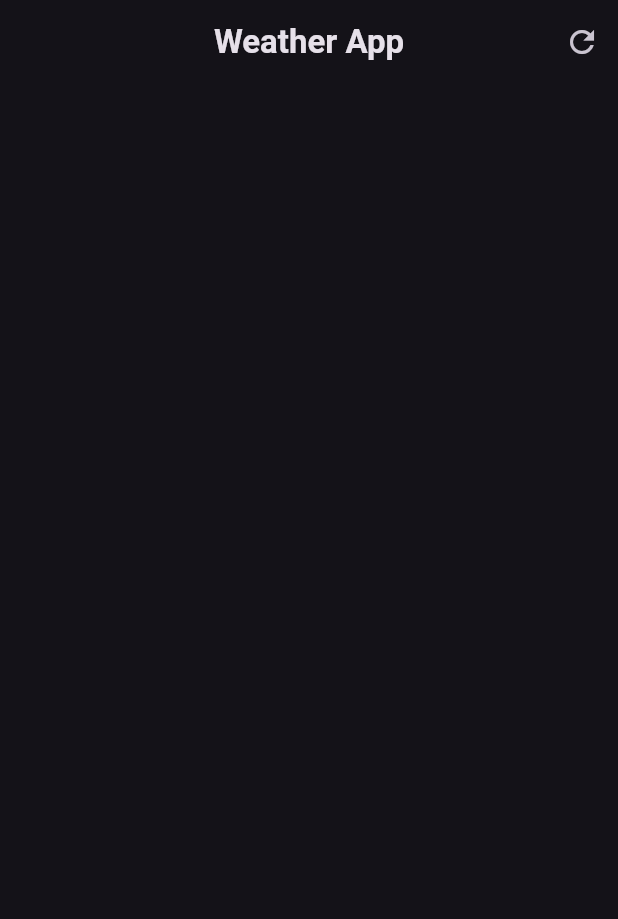
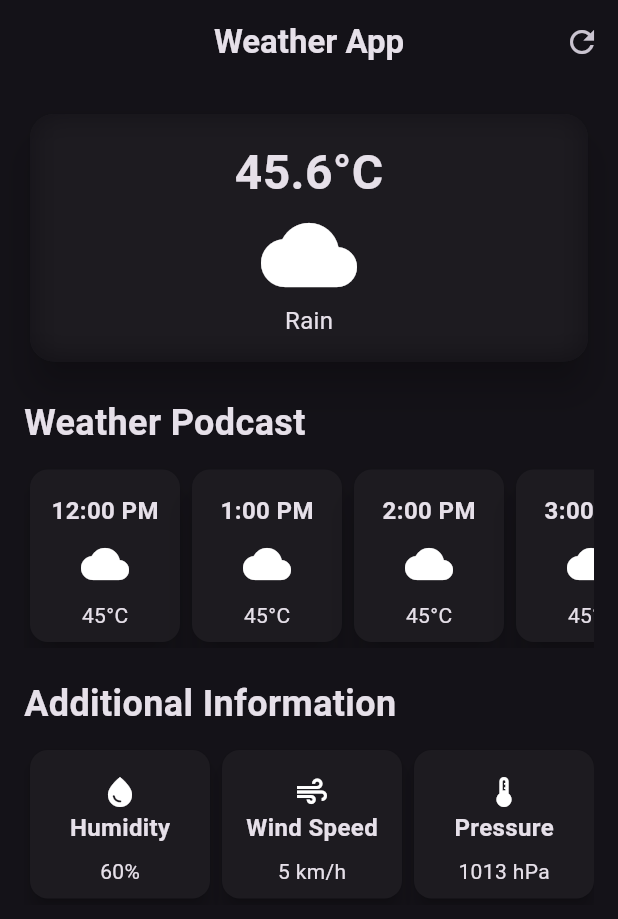
Before and after one commit to krdks11/Weather-App, a Flutter app: the screen it shows after launch, on a phone screen of 412 x 824 dp. Shown: the top 919 px of the screen. Run offline on Flutter 3.47's test engine with Material 3 defaults, Android fonts, the phone set to English and light mode, and no system bars.

Commit message:
added the ui for appbar,weather forecast,additional information

```diff
--- /dev/null
+++ b/lib/additional_information_item.dart
@@ -0,0 +1,44 @@
+import 'package:flutter/material.dart';
+
+class AdditionalInfoItem extends StatelessWidget {
+  final IconData icon;
+  final String lable;
+  final String value;
+  const AdditionalInfoItem({
+    super.key,
+    required this.icon,
+    required this.lable,
+    required this.value,
+  });
+  @override
+  Widget build(BuildContext context) {
+    return Card(
+      elevation: 5,
+      child: Container(
+        width: 120,
+        padding: const EdgeInsets.all(8.0),
+        decoration: BoxDecoration(
+          borderRadius: BorderRadius.circular(10),
+        ),
+        child: Column(
+          children: [
+            const SizedBox(height: 8),
+            // Icon(Icons.water_drop, size: 32),
+            Icon(icon),
+            Text(
+              lable,
+              style: TextStyle(fontSize: 16, fontWeight: FontWeight.bold),
+            ),
+            const SizedBox(height: 8),
+            Text(
+              value,
+              style: TextStyle(
+                fontSize: 14,
+              ),
+            ),
+          ],
+        ),
+      ),
+    );
+  }
+}
--- /dev/null
+++ b/lib/hourly_forecast_item.dart
@@ -0,0 +1,43 @@
+import 'package:flutter/material.dart';
+
+class HourlyForecastItem extends StatelessWidget {
+  final String hour;
+  final IconData icon;
+  final String temperature;
+  const HourlyForecastItem({
+    super.key,
+    required this.hour,
+    required this.icon,
+    required this.temperature,
+  });
+
+  @override
+  Widget build(BuildContext context) {
+    return Card(
+      elevation: 10,
+      child: Container(
+        width: 100,
+        padding: const EdgeInsets.all(8.0),
+        decoration: BoxDecoration(
+          borderRadius: BorderRadius.circular(10),
+        ),
+        child: Column(
+          children: [
+            const SizedBox(height: 8),
+            Text(hour,
+                style: TextStyle(fontSize: 16, fontWeight: FontWeight.bold)),
+            const SizedBox(height: 8),
+            Icon(icon, size: 32),
+            const SizedBox(height: 8),
+            Text(
+              temperature,
+              style: TextStyle(
+                fontSize: 14,
+              ),
+            ),
+          ],
+        ),
+      ),
+    );
+  }
+}
--- a/lib/main.dart
+++ b/lib/main.dart
@@ -12,7 +12,7 @@ class MyApp extends StatelessWidget {
   Widget build(BuildContext context) {
     return MaterialApp(
       debugShowCheckedModeBanner: false,
-      theme:ThemeData.dark(useMaterial3: true),
+      theme: ThemeData.dark(useMaterial3: true),
       home: const WeatherScreen(),
     );
   }
--- a/lib/weather_screen.dart
+++ b/lib/weather_screen.dart
@@ -1,27 +1,149 @@
 import 'package:flutter/material.dart';
+import 'package:weather_app/additional_information_item.dart';
+import 'dart:ui';
 
-
+import 'package:weather_app/hourly_forecast_item.dart';
 
 class WeatherScreen extends StatelessWidget {
   const WeatherScreen({super.key});
 
   @override
   Widget build(BuildContext context) {
-    return  Scaffold(
+    return Scaffold(
       appBar: AppBar(
-      title:Text('Weather App',style: TextStyle(
+        title: Text(
+          'Weather App',
+          style: TextStyle(
             fontWeight: FontWeight.bold,
           ),
         ),
         centerTitle: true,
         actions: [
           IconButton(
-          onPressed: (){},
+            onPressed: () {},
             icon: const Icon(Icons.refresh),
           ),
         ],
       ),
-
+      body: Padding(
+        padding: const EdgeInsets.all(16.0),
+        child: Column(
+          crossAxisAlignment: CrossAxisAlignment.start,
+          children: [
+            SizedBox(
+              width: double.infinity,
+              child: Card(
+                elevation: 10,
+                shape: RoundedRectangleBorder(
+                  borderRadius: BorderRadius.circular(16),
+                ),
+                child: ClipRRect(
+                  borderRadius: BorderRadius.circular(16),
+                  child: BackdropFilter(
+                    filter: ImageFilter.blur(sigmaX: 10, sigmaY: 10),
+                    child: Padding(
+                      padding: const EdgeInsets.all(16.0),
+                      child: Column(
+                        children: [
+                          Text(
+                            '45.6°C',
+                            style: TextStyle(
+                                fontSize: 32, fontWeight: FontWeight.bold),
+                          ),
+                          Icon(Icons.cloud, size: 64),
+                          Text('Rain', style: TextStyle(fontSize: 16)),
+                        ],
+                      ),
+                    ),
+                  ),
+                ),
+              ),
+            ),
+            const SizedBox(height: 20),
+            const Text(
+              'Weather Podcast',
+              style: TextStyle(fontSize: 24, fontWeight: FontWeight.bold),
+            ),
+            const SizedBox(height: 10),
+            const SingleChildScrollView(
+              scrollDirection: Axis.horizontal,
+              child: Row(
+                children: [
+                  HourlyForecastItem(
+                    hour: '12:00 PM',
+                    icon: Icons.cloud,
+                    temperature: '45°C',
+                  ),
+                  HourlyForecastItem(
+                    hour: '1:00 PM',
+                    icon: Icons.cloud,
+                    temperature: '45°C',
+                  ),
+                  HourlyForecastItem(
+                    hour: '2:00 PM',
+                    icon: Icons.cloud,
+                    temperature: '45°C',
+                  ),
+                  HourlyForecastItem(
+                    hour: '3:00 PM',
+                    icon: Icons.cloud,
+                    temperature: '45°C',
+                  ),
+                  HourlyForecastItem(
+                    hour: '4:00 PM',
+                    icon: Icons.cloud,
+                    temperature: '45°C',
+                  ),
+                  HourlyForecastItem(
+                    hour: '5:00 PM',
+                    icon: Icons.cloud,
+                    temperature: '45°C',
+                  ),
+                  HourlyForecastItem(
+                    hour: '6:00 PM',
+                    icon: Icons.cloud,
+                    temperature: '45°C',
+                  ),
+                  HourlyForecastItem(
+                    hour: '7:00 PM',
+                    icon: Icons.cloud,
+                    temperature: '45°C',
+                  ),
+                ],
+              ),
+            ),
+            const SizedBox(height: 20),
+            const Text(
+              'Additional Information',
+              style: TextStyle(fontSize: 24, fontWeight: FontWeight.bold),
+            ),
+            const SizedBox(height: 10),
+            const SingleChildScrollView(
+              scrollDirection: Axis.horizontal,
+              child: Row(
+                mainAxisAlignment: MainAxisAlignment.spaceAround,
+                children: [
+                  AdditionalInfoItem(
+                    icon: Icons.water_drop,
+                    lable: 'Humidity',
+                    value: '60%',
+                  ),
+                  AdditionalInfoItem(
+                    icon: Icons.air,
+                    lable: 'Wind Speed',
+                    value: '5 km/h',
+                  ),
+                  AdditionalInfoItem(
+                    icon: Icons.thermostat,
+                    lable: 'Pressure',
+                    value: '1013 hPa',
+                  ),
+                ],
+              ),
+            ),
+          ],
+        ),
+      ),
     );
   }
 }
```
Lines whose indentation alone changed are shown as unchanged.
